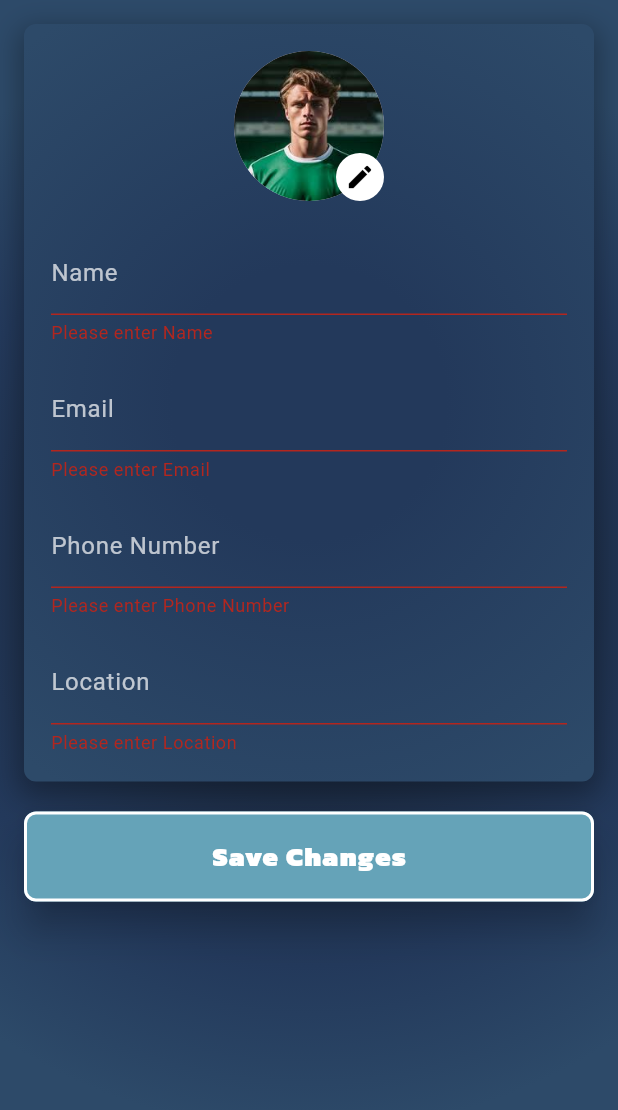
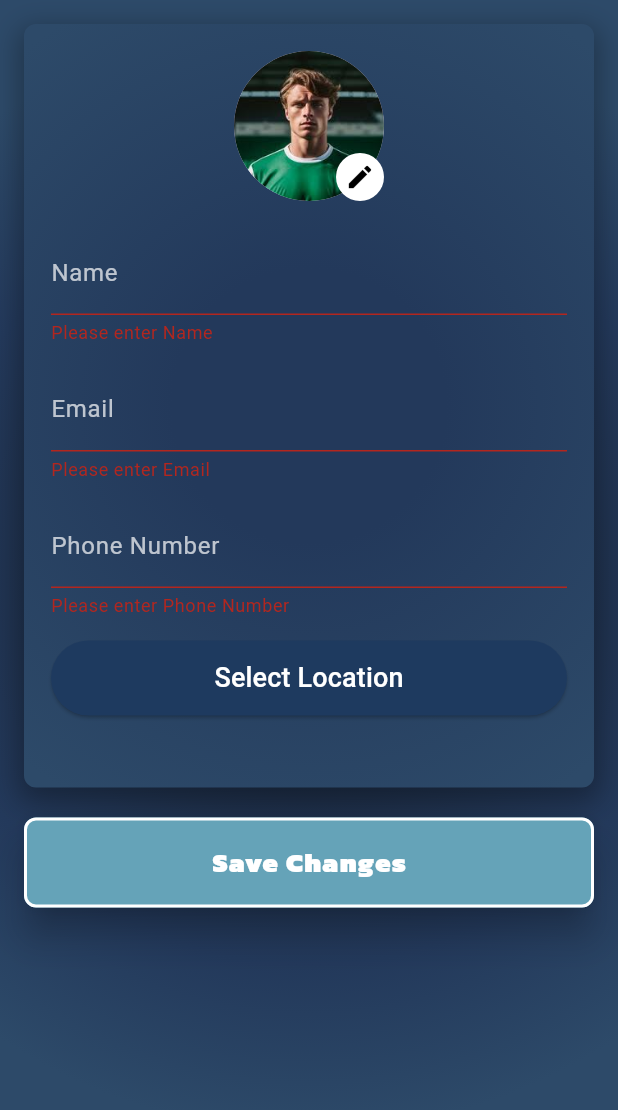
Before and after one commit to sumandhami/playerconnect-cloned-, a Flutter app: the EditProfilePage screen opened directly, after a tap on "Save Changes", on a phone screen of 412 x 824 dp, the part 84-1194 px from its top. Run offline on Flutter 3.47's test engine with Material 3 defaults, Android fonts, the phone set to English and light mode, and no system bars; our stand-ins replace google_maps_flutter, image_picker, shared_preferences; accounts and stored records are empty.

```diff
--- a/frontend/lib/src/pages/editprofile/editprofile.dart
+++ b/frontend/lib/src/pages/editprofile/editprofile.dart
@@ -1,7 +1,11 @@
+import 'dart:convert';
+
 import 'package:flutter/material.dart';
 import 'package:image_picker/image_picker.dart';
 import 'dart:io';
 import '../../features/shared_preferences/shared_prefs.dart';
+import 'package:shared_preferences/shared_preferences.dart';
+import 'package:http/http.dart' as http;
 
 class EditProfilePage extends StatefulWidget {
   const EditProfilePage({super.key});
@@ -17,6 +21,114 @@ class _EditProfilePageState extends State<EditProfilePage> {
   final _phoneController = TextEditingController();
   final _locationController = TextEditingController();
   File? _profileImage; // To store the selected image file
+  String? _selectedLocation;
+  String? _selectedLocationId;
+
+  Future<void> _updateProfile() async {
+    SharedPreferences prefs = await SharedPreferences.getInstance();
+    String? csrfToken = prefs.getString('csrf_token');
+    String? token = prefs.getString('auth_token');
+
+    if (token == null) {
+      print('Token missing!');
+      return;
+    }
+
+    if(csrfToken == null){
+      ScaffoldMessenger.of(context).showSnackBar(
+        SnackBar(content: Text('CSRF token is missing')),
+      );
+      return;
+    }
+
+   if(_formKey.currentState!.validate()){
+    try{
+      var request = http.MultipartRequest('POST', Uri.parse('http://10.0.2.2:8000/update/'),);
+
+      request.headers.addAll({
+        'X-CSRFToken': csrfToken,
+        'Cookie' : 'csrftoken=$csrfToken',
+        'Authorization': 'Bearer $token',
+      });
+
+      request.fields['name'] = _nameController.text;
+      request.fields['phone_number'] = _phoneController.text;
+      request.fields['location'] = _selectedLocation ?? '';
+
+      if(_profileImage != null){
+        request.files.add(
+          await http.MultipartFile.fromPath('image', _profileImage!.path,),
+        );
+      }
+      var response = await request.send();
+
+      var responseBody = await response.stream.bytesToString();
+      var jsonResponse = jsonDecode(responseBody);
+
+      if(response.statusCode == 200){
+        print('Profile updated successfully');
+        Navigator.pop(context);
+      }else{
+        print('Failed to update profile: ${jsonResponse['error']}');
+      }
+    }
+    catch(e){
+      print('Error updating profile: $e');
+    }
+   }
+  }
+
+  Future<void> _pickImage() async {
+    final picker = ImagePicker();
+    final pickedFile = await picker.pickImage(source: ImageSource.gallery);
+
+    if (pickedFile != null) {
+      setState(() {
+        _profileImage = File(pickedFile.path);
+      });
+    }
+  }
+
+  Future<void> _selectLocation() async {
+  Map<String, String>? location = await showDialog(
+    context: context,
+    builder: (BuildContext context) {
+      return AlertDialog(
+        backgroundColor: Color(0xFF1B2A41),
+        title: Text("Select Location", style: TextStyle(color: Colors.white)),
+        content: Container(
+          width: double.maxFinite,
+          child: ListView(
+            shrinkWrap: true,
+            children: [
+              {"name": "Kathmandu", "id": "1"},
+              {"name": "Bhaktapur", "id": "2"},
+              {"name": "Lalitpur", "id": "3"}
+            ]
+                .map((location) => ListTile(
+                      title: Text(location["name"] ?? "Unknown", style: TextStyle(color: Colors.grey.shade300)),
+                      onTap: () {
+                        Navigator.pop(context, location);
+                      },
+                    ))
+                .toList(),
+          ),
+        ),
+      );
+    },
+  );
+
+  if (location != null) {
+    setState(() {
+      _selectedLocation = location["name"];
+      _selectedLocationId = location["id"];
+    });
+
+    // Store the location ID in SharedPreferences
+    SharedPreferences prefs = await SharedPreferences.getInstance();
+    prefs.setString('selected_location_id', _selectedLocationId!); // Save the ID
+  }
+}
 
   @override
   void initState() {
@@ -36,31 +148,6 @@ class _EditProfilePageState extends State<EditProfilePage> {
         _profileImage = File(userData['profile_picture']!);
       }
     });
-  }
-
-  Future<void> _updateProfile() async {
-    if (_formKey.currentState!.validate()) {
-      await SharedPrefs.saveUserData(
-        _nameController.text,
-        _emailController.text,
-        _phoneController.text,
-        _locationController.text,
-        '', // Password can be handled separately
-        profilePicture: _profileImage?.path, // Save profile picture path
-      );
-      Navigator.pop(context); // Go back to the homepage
-    }
-  }
-
-  Future<void> _pickImage() async {
-    final picker = ImagePicker();
-    final pickedFile = await picker.pickImage(source: ImageSource.gallery);
-
-    if (pickedFile != null) {
-      setState(() {
-        _profileImage = File(pickedFile.path);
-      });
-    }
   }
 
   @override
@@ -188,7 +275,18 @@ class _EditProfilePageState extends State<EditProfilePage> {
                         const SizedBox(height: 15),
 
                         // Location Field
-                        _buildTextField('Location', _locationController),
+                         ElevatedButton(
+                        style: ElevatedButton.styleFrom(
+                          backgroundColor: Color(0xFF1E3A5F),
+                          minimumSize: Size(double.infinity, 50),
+                        ),
+                        onPressed: _selectLocation,
+                        child: Text(
+                          _selectedLocation ?? "Select Location",
+                          style: TextStyle(color: Colors.white, fontSize: 18),
+                        ),
+                      ),
+                      SizedBox(height: 30),
                       ],
                     ),
                   ),
```
Also changed, not shown: frontend/lib/src/pages/home_page.dart (+37 -8 lines), frontend/pubspec.lock, 3 other files.
